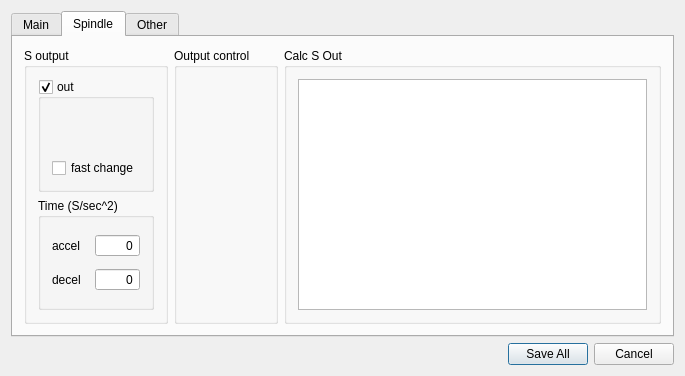
First picture: the form in widget/wleditmillwidget.ui, repository WladimirN/wlmill-beta-wn, before the edit.
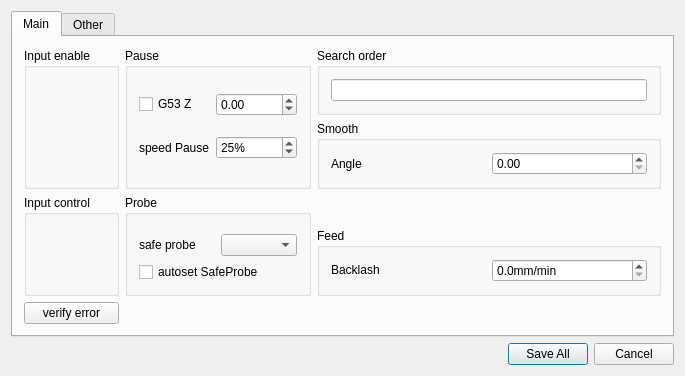
Second picture: the form after the edit. Custom widgets are drawn as their Qt base class.

Commit message: add spindleStepMotor in Spindle control

```diff
--- a/widget/wleditmillwidget.ui
+++ b/widget/wleditmillwidget.ui
@@ -24,7 +24,7 @@
    <item row="1" column="2">
     <widget class="QTabWidget" name="tabWidget">
      <property name="currentIndex">
-      <number>1</number>
+      <number>0</number>
      </property>
      <widget class="QWidget" name="tab">
       <attribute name="title">
@@ -257,160 +257,6 @@
        </item>
       </layout>
      </widget>
-     <widget class="QWidget" name="tab_2">
-      <attribute name="title">
-       <string>Spindle</string>
-      </attribute>
-      <layout class="QGridLayout" name="gridLayout_16">
-       <item row="0" column="0">
-        <widget class="QGroupBox" name="gbPWMOut">
-         <property name="title">
-          <string>S output</string>
-         </property>
-         <property name="checkable">
-          <bool>false</bool>
-         </property>
-         <property name="checked">
-          <bool>false</bool>
-         </property>
-         <layout class="QGridLayout" name="gridLayout_3">
-          <item row="0" column="1">
-           <widget class="QGroupBox" name="gbSOut">
-            <property name="title">
-             <string>out</string>
-            </property>
-            <property name="checkable">
-             <bool>true</bool>
-            </property>
-            <layout class="QGridLayout" name="gridLayout_8">
-             <item row="4" column="0">
-              <widget class="QCheckBox" name="cbFastChangeSOut">
-               <property name="text">
-                <string>fast change</string>
-               </property>
-              </widget>
-             </item>
-             <item row="2" column="0">
-              <widget class="WLEditIOWidget" name="editOutSAOUT" native="true"/>
-             </item>
-             <item row="1" column="0">
-              <widget class="WLEditIOWidget" name="editOutSPWM" native="true"/>
-             </item>
-             <item row="0" column="0">
-              <widget class="WLEditIOWidget" name="editOutSOUT" native="true"/>
-             </item>
-            </layout>
-           </widget>
-          </item>
-          <item row="1" column="1">
-           <widget class="QGroupBox" name="groupBox_10">
-            <property name="title">
-             <string>Time (S/sec^2)</string>
-            </property>
-            <layout class="QGridLayout" name="gridLayout_15">
-             <item row="0" column="0">
-              <widget class="QLabel" name="label_9">
-               <property name="text">
-                <string>accel</string>
-               </property>
-              </widget>
-             </item>
-             <item row="2" column="0">
-              <widget class="QLabel" name="label_12">
-               <property name="text">
-                <string>decel</string>
-               </property>
-              </widget>
-             </item>
-             <item row="2" column="1">
-              <widget class="QDoubleSpinBox" name="sbDecSOut">
-               <property name="alignment">
-                <set>Qt::AlignRight|Qt::AlignTrailing|Qt::AlignVCenter</set>
-               </property>
-               <property name="buttonSymbols">
-                <enum>QAbstractSpinBox::NoButtons</enum>
-               </property>
-               <property name="decimals">
-                <number>0</number>
-               </property>
-               <property name="maximum">
-                <double>99999.000000000000000</double>
-               </property>
-               <property name="singleStep">
-                <double>1.000000000000000</double>
-               </property>
-              </widget>
-             </item>
-             <item row="0" column="1">
-              <widget class="QDoubleSpinBox" name="sbAccSOut">
-               <property name="alignment">
-                <set>Qt::AlignRight|Qt::AlignTrailing|Qt::AlignVCenter</set>
-               </property>
-               <property name="buttonSymbols">
-                <enum>QAbstractSpinBox::NoButtons</enum>
-               </property>
-               <property name="decimals">
-                <number>0</number>
-               </property>
-               <property name="maximum">
-                <double>99999.000000000000000</double>
-               </property>
-               <property name="singleStep">
-                <double>1.000000000000000</double>
-               </property>
-              </widget>
-             </item>
-            </layout>
-           </widget>
-          </item>
-         </layout>
-        </widget>
-       </item>
-       <item row="0" column="2">
-        <widget class="QGroupBox" name="gbCorrectSOut">
-         <property name="title">
-          <string>Calc S Out</string>
-         </property>
-         <property name="checkable">
-          <bool>false</bool>
-         </property>
-         <layout class="QGridLayout" name="gridLayout_10">
-          <item row="0" column="1">
-           <widget class="QTableWidget" name="twCalcSout"/>
-          </item>
-         </layout>
-        </widget>
-       </item>
-       <item row="0" column="1">
-        <widget class="QGroupBox" name="groupBox_12">
-         <property name="title">
-          <string>Output control</string>
-         </property>
-         <layout class="QGridLayout" name="gridLayout_19">
-          <item row="1" column="0">
-           <widget class="WLEditIOWidget" name="editOutENBSpindle" native="true"/>
-          </item>
-          <item row="0" column="0">
-           <widget class="WLEditIOWidget" name="editOutRUNSpindle" native="true"/>
-          </item>
-          <item row="2" column="0">
-           <spacer name="verticalSpacer_2">
-            <property name="orientation">
-             <enum>Qt::Vertical</enum>
-            </property>
-            <property name="sizeHint" stdset="0">
-             <size>
-              <width>20</width>
-              <height>40</height>
-             </size>
-            </property>
-           </spacer>
-          </item>
-         </layout>
-        </widget>
-       </item>
-      </layout>
-     </widget>
      <widget class="QWidget" name="tab_3">
       <attribute name="title">
        <string>Other</string>
```
The commit also changes 18 other files.
